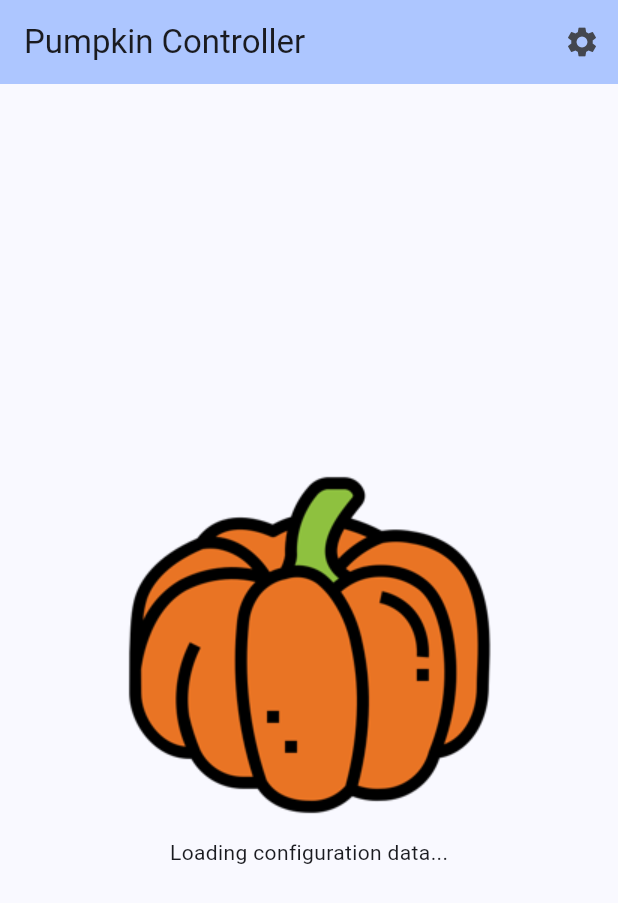
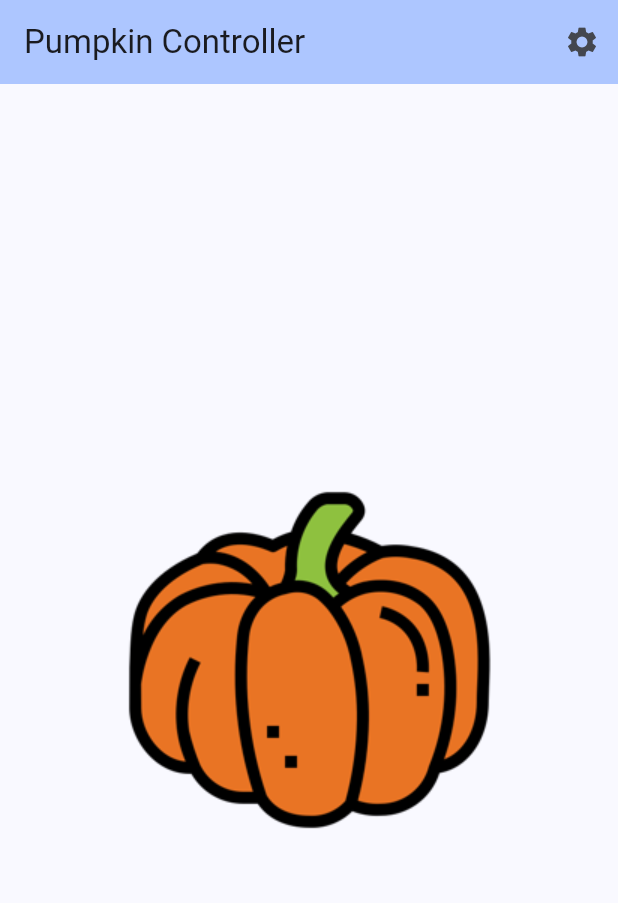
Before and after one commit to fumblystuff/pumpkin-controller-app-flutter, a Flutter app: the screen it shows after launch, after a tap on the "settings" icon, on a phone screen of 412 x 824 dp. Shown: the top 903 px of the screen. Run offline on Flutter 3.47's test engine with Material 2 defaults, Android fonts, the phone set to English and light mode, and no system bars; our stand-ins replace flutter_easyloading.

Commit message:
Update home.dart

```diff
--- a/lib/pages/home.dart
+++ b/lib/pages/home.dart
@@ -1,4 +1,6 @@
 import 'package:flutter/material.dart';
+
+import '../constants.dart';
 
 class PumpkinControllerHome extends StatefulWidget {
   const PumpkinControllerHome({super.key, required this.title});
@@ -20,7 +22,8 @@ class _PumpkinControllerHomeState extends State<PumpkinControllerHome> {
           IconButton(
             icon: Icon(Icons.settings),
             onPressed: () {
-              // do something
+              // TODO: launch settings page
+              log.info('Launching Settings');
             },
           )
         ],
@@ -29,10 +32,7 @@ class _PumpkinControllerHomeState extends State<PumpkinControllerHome> {
         child: Column(
           mainAxisAlignment: MainAxisAlignment.center,
           children: <Widget>[
-            Image(image: AssetImage('assets/images/pumpkin-256.png')),
-            Text(
-              'Loading configuration data...',
-            ),
+            const Image(image: AssetImage('assets/images/pumpkin-256.png')),
           ],
         ),
       ),
```
